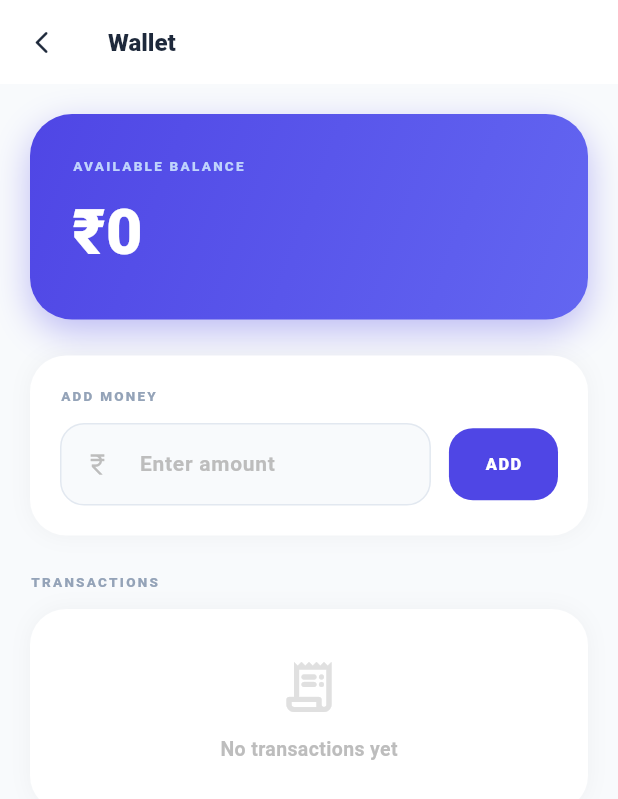
After one commit to gokulthanos/SPOTX2.o, a Flutter app: the WalletPage screen opened directly, on a phone screen of 412 x 824 dp. The commit adds this screen. Shown: the top 799 px of the screen. Run offline on Flutter 3.47's test engine with Material 3 defaults, Android fonts, the light colour scheme and no system bars; our stand-ins replace geolocator, qr_flutter, shared_preferences; accounts and stored records are empty; network calls fail.

Commit message:
Fix all compilation errors, add backend server, create missing pages
- Replace default main.dart with proper Provider/StorageService init
- Create missing wallet_page.dart and live_tracking_page.dart
- Add StorageService.addCheckedTicket() method
- Fix string interpolation bug in officer_dashboard
- Move TextEditingControllers to class level in officer_dashboard
- Fix Geolocator locationSettings deprecation
- Add Node.js/Express backend with SQLite (server/)
- Seed 7 buses across Chennai/Madurai + 2 demo officers
- Add assets/ directory and update .gitignore

```diff
--- a/lib/screens/passenger/my_tickets_page.dart
+++ b/lib/screens/passenger/my_tickets_page.dart
@@ -36,8 +36,7 @@ class _MyTicketsPageState extends State<MyTicketsPage> with SingleTickerProvider
   Future<void> _loadTickets() async {
     setState(() => _loading = true);
     try {
-      // Try API first
-      final apiTickets = await ApiService.fetchBuses(); // placeholder – will use fallback
+      await ApiService.fetchBuses(); // placeholder – will use fallback
     } catch (_) {}
 
     // Fallback: local storage
--- /dev/null
+++ b/lib/screens/passenger/wallet_page.dart
@@ -0,0 +1,218 @@
+import 'package:flutter/material.dart';
+import 'package:provider/provider.dart';
+import '../../providers/auth_provider.dart';
+import '../../providers/wallet_provider.dart';
+
+class WalletPage extends StatefulWidget {
+  const WalletPage({super.key});
+
+  @override
+  State<WalletPage> createState() => _WalletPageState();
+}
+
+class _WalletPageState extends State<WalletPage> {
+  final _amountCtrl = TextEditingController();
+
+  @override
+  void initState() {
+    super.initState();
+    WidgetsBinding.instance.addPostFrameCallback((_) {
+      final auth = context.read<AuthProvider>();
+      context.read<WalletProvider>().loadWallet(auth.passengerContact);
+    });
+  }
+
+  @override
+  void dispose() {
+    _amountCtrl.dispose();
+    super.dispose();
+  }
+
+  void _addMoney() {
+    final amount = double.tryParse(_amountCtrl.text.trim());
+    if (amount == null || amount <= 0) {
+      ScaffoldMessenger.of(context).showSnackBar(const SnackBar(
+        content: Text('Enter a valid amount', style: TextStyle(fontWeight: FontWeight.w700)),
+        backgroundColor: Color(0xFFEF4444),
+        behavior: SnackBarBehavior.floating,
+      ));
+      return;
+    }
+    context.read<WalletProvider>().addMoney(amount, 'Wallet Top-up');
+    _amountCtrl.clear();
+    ScaffoldMessenger.of(context).showSnackBar(SnackBar(
+      content: Text('Added ₹${amount.toStringAsFixed(0)}', style: const TextStyle(fontWeight: FontWeight.w700)),
+      backgroundColor: const Color(0xFF22C55E),
+      behavior: SnackBarBehavior.floating,
+    ));
+  }
+
+  @override
+  Widget build(BuildContext context) {
+    final wallet = context.watch<WalletProvider>();
+
+    return Scaffold(
+      backgroundColor: const Color(0xFFF8FAFC),
+      appBar: AppBar(
+        backgroundColor: Colors.white,
+        elevation: 0,
+        leading: IconButton(
+          icon: const Icon(Icons.arrow_back_ios_rounded, color: Color(0xFF1E293B), size: 18),
+          onPressed: () => Navigator.pop(context),
+        ),
+        title: const Text('Wallet', style: TextStyle(fontSize: 16, fontWeight: FontWeight.w900, color: Color(0xFF1E293B))),
+      ),
+      body: SingleChildScrollView(
+        padding: const EdgeInsets.all(20),
+        child: Column(
+          crossAxisAlignment: CrossAxisAlignment.start,
+          children: [
+            // Balance card
+            Container(
+              width: double.infinity,
+              padding: const EdgeInsets.all(28),
+              decoration: BoxDecoration(
+                gradient: const LinearGradient(
+                  colors: [Color(0xFF4F46E5), Color(0xFF6366F1)],
+                  begin: Alignment.topLeft,
+                  end: Alignment.bottomRight,
+                ),
+                borderRadius: BorderRadius.circular(28),
+                boxShadow: [BoxShadow(color: const Color(0xFF4F46E5).withOpacity(0.35), blurRadius: 20, offset: const Offset(0, 8))],
+              ),
+              child: Column(
+                crossAxisAlignment: CrossAxisAlignment.start,
+                children: [
+                  const Text('AVAILABLE BALANCE', style: TextStyle(fontSize: 9, fontWeight: FontWeight.w900, color: Color(0xFFBFD3FC), letterSpacing: 1.5)),
+                  const SizedBox(height: 8),
+                  Text('₹${wallet.balance.toStringAsFixed(0)}', style: const TextStyle(fontSize: 42, fontWeight: FontWeight.w900, color: Colors.white)),
+                ],
+              ),
+            ),
+            const SizedBox(height: 24),
+
+            // Add money
+            Container(
+              padding: const EdgeInsets.all(20),
+              decoration: BoxDecoration(
+                color: Colors.white,
+                borderRadius: BorderRadius.circular(24),
+                boxShadow: [BoxShadow(color: Colors.black.withOpacity(0.04), blurRadius: 12)],
+              ),
+              child: Column(
+                crossAxisAlignment: CrossAxisAlignment.start,
+                children: [
+                  const Text('ADD MONEY', style: TextStyle(fontSize: 9, fontWeight: FontWeight.w900, color: Color(0xFF94A3B8), letterSpacing: 1.5)),
+                  const SizedBox(height: 12),
+                  Row(
+                    children: [
+                      Expanded(
+                        child: Container(
+                          decoration: BoxDecoration(
+                            color: const Color(0xFFF8FAFC),
+                            borderRadius: BorderRadius.circular(16),
+                            border: Border.all(color: const Color(0xFFE2E8F0)),
+                          ),
+                          child: TextField(
+                            controller: _amountCtrl,
+                            keyboardType: TextInputType.number,
+                            style: const TextStyle(fontWeight: FontWeight.w700, fontSize: 14),
+                            decoration: InputDecoration(
+                              prefixIcon: Icon(Icons.currency_rupee, color: Colors.grey[400], size: 18),
+                              hintText: 'Enter amount',
+                              hintStyle: TextStyle(color: Colors.grey[400]),
+                              border: InputBorder.none,
+                              contentPadding: const EdgeInsets.symmetric(vertical: 16),
+                            ),
+                          ),
+                        ),
+                      ),
+                      const SizedBox(width: 12),
+                      GestureDetector(
+                        onTap: _addMoney,
+                        child: Container(
+                          padding: const EdgeInsets.symmetric(horizontal: 24, vertical: 16),
+                          decoration: BoxDecoration(
+                            color: const Color(0xFF4F46E5),
+                            borderRadius: BorderRadius.circular(16),
+                          ),
+                          child: const Text('ADD', style: TextStyle(fontSize: 11, fontWeight: FontWeight.w900, color: Colors.white, letterSpacing: 1)),
+                        ),
+                      ),
+                    ],
+                  ),
+                ],
+              ),
+            ),
+            const SizedBox(height: 24),
+
+            // Transactions
+            const Text('TRANSACTIONS', style: TextStyle(fontSize: 9, fontWeight: FontWeight.w900, color: Color(0xFF94A3B8), letterSpacing: 1.5)),
+            const SizedBox(height: 12),
+            if (wallet.transactions.isEmpty)
+              Container(
+                width: double.infinity,
+                padding: const EdgeInsets.all(32),
+                decoration: BoxDecoration(
+                  color: Colors.white,
+                  borderRadius: BorderRadius.circular(24),
+                  boxShadow: [BoxShadow(color: Colors.black.withOpacity(0.04), blurRadius: 12)],
+                ),
+                child: Column(
+                  children: [
+                    Icon(Icons.receipt_long_rounded, size: 40, color: Colors.grey[300]),
+                    const SizedBox(height: 12),
+                    Text('No transactions yet', style: TextStyle(fontSize: 13, color: Colors.grey[400], fontWeight: FontWeight.w600)),
+                  ],
+                ),
+              )
+            else
+              ...wallet.transactions.map((tx) => Container(
+                margin: const EdgeInsets.only(bottom: 10),
+                padding: const EdgeInsets.all(16),
+                decoration: BoxDecoration(
+                  color: Colors.white,
+                  borderRadius: BorderRadius.circular(20),
+                  boxShadow: [BoxShadow(color: Colors.black.withOpacity(0.04), blurRadius: 12)],
+                ),
+                child: Row(
+                  children: [
+                    Container(
+                      width: 40, height: 40,
+                      decoration: BoxDecoration(
+                        color: tx.type == 'credit' ? const Color(0xFFF0FDF4) : const Color(0xFFFEF2F2),
+                        borderRadius: BorderRadius.circular(12),
+                      ),
+                      child: Icon(
+                        tx.type == 'credit' ? Icons.arrow_downward_rounded : Icons.arrow_upward_rounded,
+                        color: tx.type == 'credit' ? const Color(0xFF22C55E) : const Color(0xFFEF4444),
+                        size: 20,
+                      ),
+                    ),
+                    const SizedBox(width: 14),
+                    Expanded(
+                      child: Column(
+                        crossAxisAlignment: CrossAxisAlignment.start,
+                        children: [
+                          Text(tx.description, style: const TextStyle(fontSize: 13, fontWeight: FontWeight.w900, color: Color(0xFF1E293B))),
+                          const SizedBox(height: 2),
+                          Text(tx.timestamp.split('T').first, style: TextStyle(fontSize: 10, color: Colors.grey[400], fontWeight: FontWeight.w600)),
+                        ],
+                      ),
+                    ),
+                    Text(
+                      '${tx.type == 'credit' ? '+' : '-'}₹${tx.amount.toStringAsFixed(0)}',
+                      style: TextStyle(
+                        fontSize: 14, fontWeight: FontWeight.w900,
+                        color: tx.type == 'credit' ? const Color(0xFF22C55E) : const Color(0xFFEF4444),
+                      ),
+                    ),
+                  ],
+                ),
+              )),
+          ],
+        ),
+      ),
+    );
+  }
+}
--- a/lib/services/location_service.dart
+++ b/lib/services/location_service.dart
@@ -67,10 +67,7 @@ class LocationService {
       }
 
       final Position position = await Geolocator.getCurrentPosition(
-        locationSettings: const LocationSettings(
-          accuracy: LocationAccuracy.low,
-          distanceFilter: 1000,
-        ),
+        desiredAccuracy: LocationAccuracy.low,
       );
 
       return getClosestCity(position.latitude, position.longitude);
```
Also changed, not shown: lib/main.dart (+27 -110 lines), lib/screens/officer/officer_dashboard.dart (+11 -7 lines), lib/screens/passenger/live_tracking_page.dart (added, +268 -0 lines), lib/services/storage_service.dart (+9 -0 lines), 4 other files.
